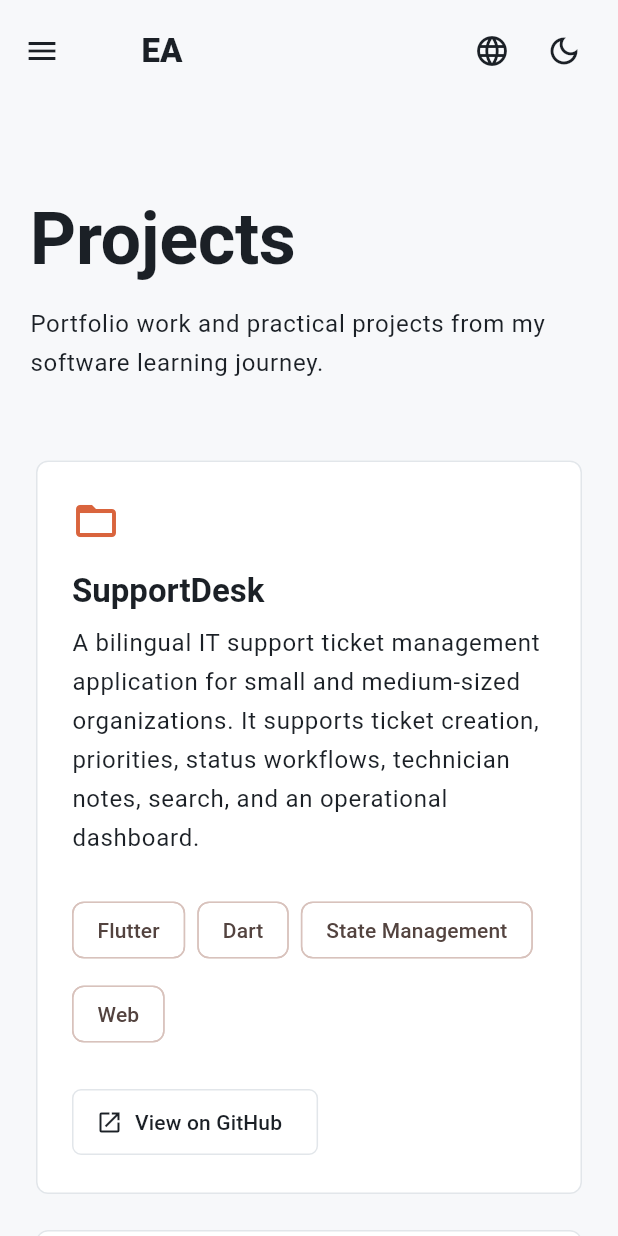
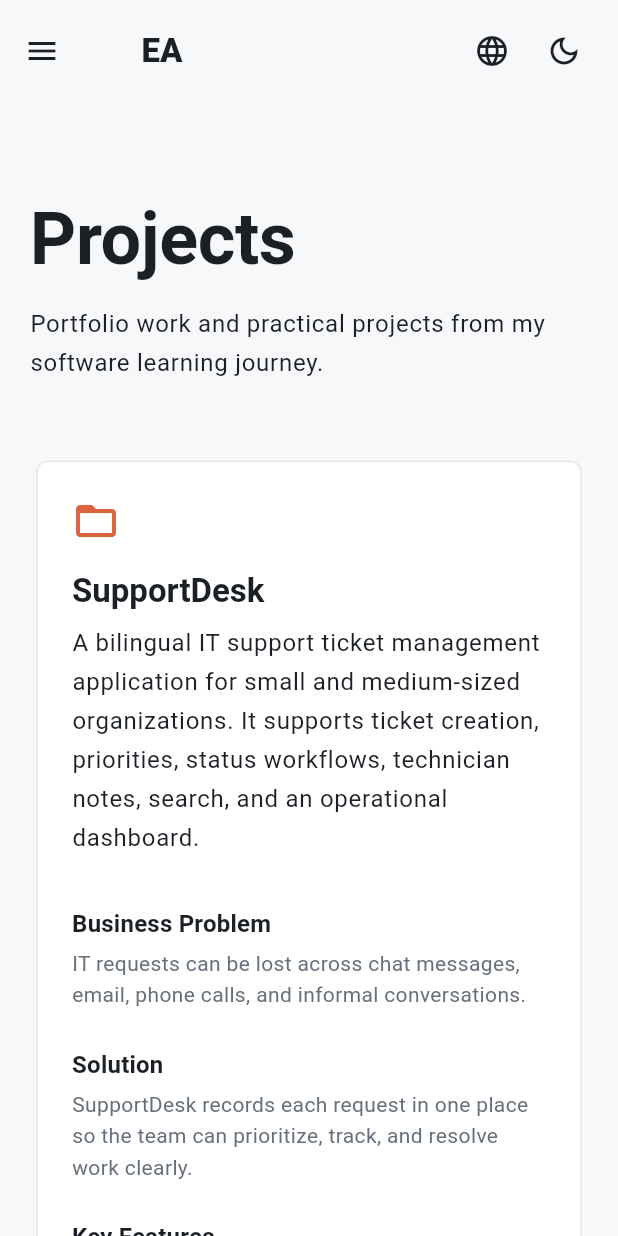
Before and after one commit to Erhant-ant/erhan_ant_portfolio, a Flutter app: the ProjectsScreen screen opened by its route, on a phone screen of 412 x 824 dp. Run offline on Flutter 3.47's test engine with Material 3 defaults, Android fonts, the phone set to English and light mode, and no system bars; our stand-ins replace shared_preferences; missing offline and left inert: dart:js_interop; accounts and stored records are empty.

Commit message:
feat: add SupportDesk case study

```diff
--- a/lib/presentation/screens/projects/projects_screen.dart
+++ b/lib/presentation/screens/projects/projects_screen.dart
@@ -10,10 +10,7 @@ class ProjectsScreen extends StatelessWidget {
   const ProjectsScreen({super.key});
 
   Future<void> _openLink(BuildContext context, String url) async {
-    final opened = await launchUrl(
-      Uri.parse(url),
-      webOnlyWindowName: '_blank',
-    );
+    final opened = await launchUrl(Uri.parse(url), webOnlyWindowName: '_blank');
 
     if (!opened && context.mounted) {
       ScaffoldMessenger.of(context).showSnackBar(
@@ -37,6 +34,30 @@ class ProjectsScreen extends StatelessWidget {
           'A bilingual IT support ticket management application for small and medium-sized organizations. It supports ticket creation, priorities, status workflows, technician notes, search, and an operational dashboard.',
           'Kucuk ve orta olcekli kurumlar icin iki dilli IT destek talep yonetim uygulamasi. Ticket olusturma, oncelikler, durum akislari, teknisyen notlari, arama ve operasyon paneli sunar.',
         ),
+        'caseStudy': {
+          'problem': localized(
+            'IT requests can be lost across chat messages, email, phone calls, and informal conversations.',
+            'IT talepleri sohbet mesajlari, e-posta, telefon gorusmeleri ve kayit disi konusmalar arasinda kaybolabilir.',
+          ),
+          'solution': localized(
+            'SupportDesk records each request in one place so the team can prioritize, track, and resolve work clearly.',
+            'SupportDesk, her talebi tek yerde kaydederek ekibin isleri onceliklendirmesini, takip etmesini ve net bicimde cozumlemesini saglar.',
+          ),
+          'features': [
+            localized(
+              'Ticket creation with priority, category, department, and device details',
+              'Oncelik, kategori, departman ve cihaz bilgileriyle ticket olusturma',
+            ),
+            localized(
+              'Status workflow from open to resolved and closed',
+              'Aciktan cozuldu ve kapandi durumuna uzanan is akisi',
+            ),
+            localized(
+              'Technician notes, search, and a dashboard for operational visibility',
+              'Teknisyen notlari, arama ve operasyon gorunurlugu icin dashboard',
+            ),
+          ],
+        },
         'tags': ['Flutter', 'Dart', 'State Management', 'Web'],
         'url': 'https://github.com/Erhant-ant/it_support_ticket_tracker',
       },
@@ -86,7 +107,40 @@ class ProjectsScreen extends StatelessWidget {
                   ),
                   const SizedBox(height: AppConstants.space2Xl),
                   ...projects.map(
-                    (project) => Padding(
+                    (project) =>
+                        _ProjectCard(project: project, onOpenLink: _openLink),
+                  ),
+                  const SizedBox(height: AppConstants.spaceMd),
+                  OutlinedButton.icon(
+                    onPressed: () =>
+                        _openLink(context, 'https://github.com/Erhant-ant'),
+                    icon: const Icon(Icons.code),
+                    label: Text(
+                      localized('Open GitHub Profile', 'GitHub Profilimi Ac'),
+                    ),
+                  ),
+                ],
+              ),
+            ),
+          ),
+        ],
+      ),
+    );
+  }
+}
+
+class _ProjectCard extends StatelessWidget {
+  const _ProjectCard({required this.project, required this.onOpenLink});
+
+  final Map<String, Object> project;
+  final Future<void> Function(BuildContext context, String url) onOpenLink;
+
+  @override
+  Widget build(BuildContext context) {
+    final theme = Theme.of(context);
+    final caseStudy = project['caseStudy'] as Map<String, Object>?;
+
+    return Padding(
       padding: const EdgeInsets.only(bottom: AppConstants.spaceMd),
       child: Card(
         child: Padding(
@@ -109,6 +163,53 @@ class ProjectsScreen extends StatelessWidget {
                 project['description'] as String,
                 style: theme.textTheme.bodyLarge,
               ),
+              if (caseStudy != null) ...[
+                const SizedBox(height: AppConstants.spaceXl),
+                _CaseStudyLabel(
+                  label: localized('Business Problem', 'Is Problemi'),
+                ),
+                const SizedBox(height: AppConstants.spaceXs),
+                Text(
+                  caseStudy['problem'] as String,
+                  style: theme.textTheme.bodyMedium,
+                ),
+                const SizedBox(height: AppConstants.spaceLg),
+                _CaseStudyLabel(label: localized('Solution', 'Cozum')),
+                const SizedBox(height: AppConstants.spaceXs),
+                Text(
+                  caseStudy['solution'] as String,
+                  style: theme.textTheme.bodyMedium,
+                ),
+                const SizedBox(height: AppConstants.spaceLg),
+                _CaseStudyLabel(
+                  label: localized('Key Features', 'Temel Ozellikler'),
+                ),
+                const SizedBox(height: AppConstants.spaceSm),
+                ...((caseStudy['features'] as List<String>).map(
+                  (feature) => Padding(
+                    padding: const EdgeInsets.only(
+                      bottom: AppConstants.spaceSm,
+                    ),
+                    child: Row(
+                      crossAxisAlignment: CrossAxisAlignment.start,
+                      children: [
+                        Icon(
+                          Icons.check_circle_outline,
+                          size: 18,
+                          color: theme.colorScheme.secondary,
+                        ),
+                        const SizedBox(width: AppConstants.spaceSm),
+                        Expanded(
+                          child: Text(
+                            feature,
+                            style: theme.textTheme.bodyMedium,
+                          ),
+                        ),
+                      ],
+                    ),
+                  ),
+                )),
+              ],
               const SizedBox(height: AppConstants.spaceLg),
               Wrap(
                 spacing: AppConstants.spaceSm,
@@ -120,10 +221,8 @@ class ProjectsScreen extends StatelessWidget {
               if (project['url'] != null) ...[
                 const SizedBox(height: AppConstants.spaceLg),
                 OutlinedButton.icon(
-                                  onPressed: () => _openLink(
-                                    context,
-                                    project['url'] as String,
-                                  ),
+                  onPressed: () =>
+                      onOpenLink(context, project['url'] as String),
                   icon: const Icon(Icons.open_in_new),
                   label: Text(
                     localized('View on GitHub', 'GitHub\'da Goruntule'),
@@ -134,23 +233,22 @@ class ProjectsScreen extends StatelessWidget {
           ),
         ),
       ),
-                    ),
-                  ),
-                  const SizedBox(height: AppConstants.spaceMd),
-                  OutlinedButton.icon(
-                    onPressed: () => _openLink(
-                      context,
-                      'https://github.com/Erhant-ant',
-                    ),
-                    icon: const Icon(Icons.code),
-                    label: Text(localized('Open GitHub Profile', 'GitHub Profilimi Ac')),
-                  ),
-                ],
-              ),
-            ),
-          ),
-        ],
-      ),
     );
   }
 }
+
+class _CaseStudyLabel extends StatelessWidget {
+  const _CaseStudyLabel({required this.label});
+
+  final String label;
+
+  @override
+  Widget build(BuildContext context) {
+    return Text(
+      label,
+      style: Theme.of(
+        context,
+      ).textTheme.titleMedium?.copyWith(fontWeight: FontWeight.w700),
+    );
+  }
+}
```
Lines whose indentation alone changed are shown as unchanged.
